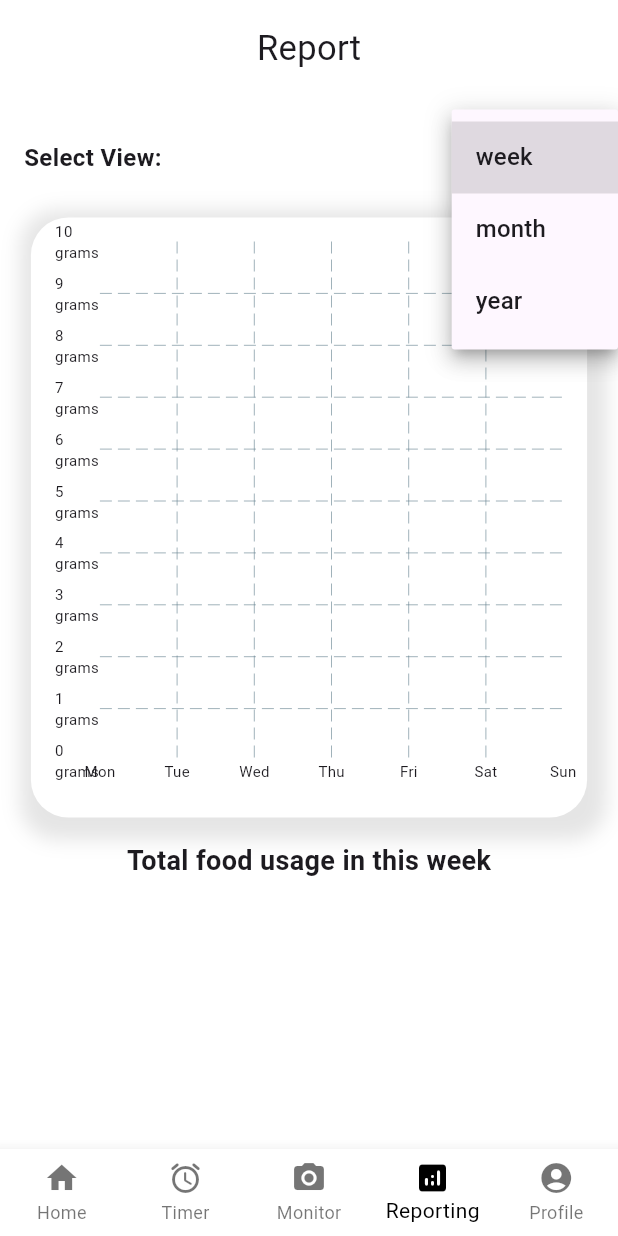
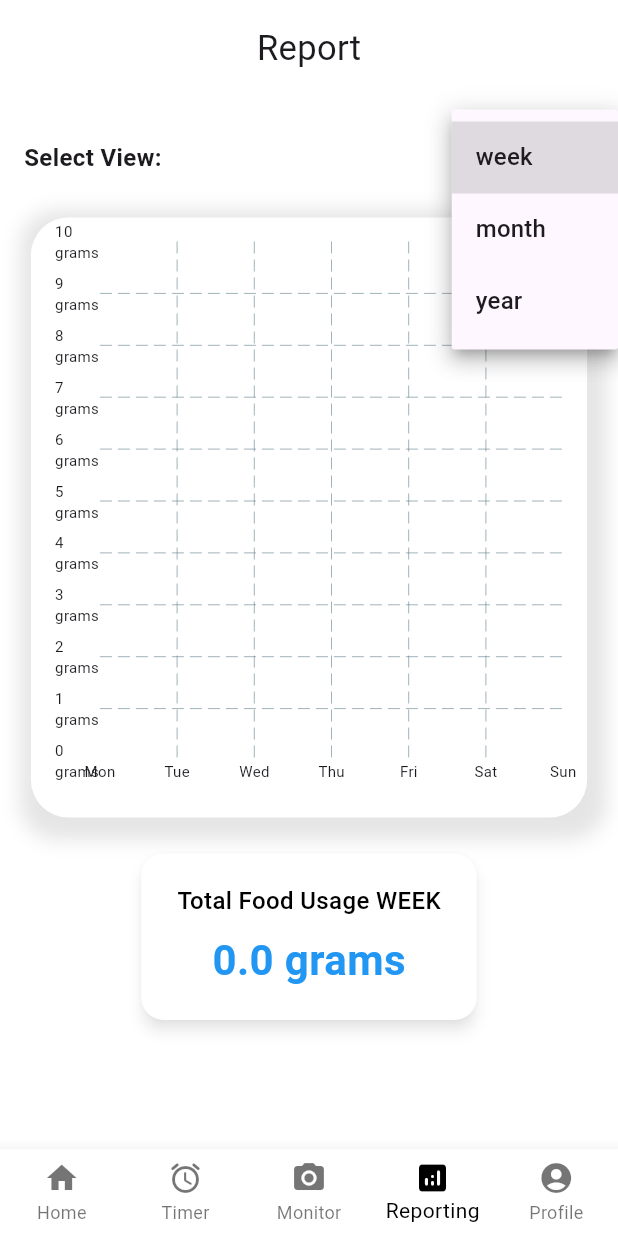
Before and after one commit to Paehkun/autofeed, a Flutter app: the screen it shows once a user with an empty profile is signed in, item 4 of the bottom bar chosen, after a tap on "week", on a phone screen of 412 x 824 dp. Run offline on Flutter 3.47's test engine with Material 3 defaults, Android fonts, the light colour scheme and no system bars; drawn by our look-alikes of fl_chart; our stand-ins replace animated_toggle_switch, awesome_notifications, dropdown_button2, firebase_auth, firebase_core, firebase_database and 2 more; missing offline and left inert: flutter_mjpeg; accounts and stored records are empty.

Commit message:
add ui for food usage

```diff
--- a/lib/screen/report.dart
+++ b/lib/screen/report.dart
@@ -37,6 +37,11 @@ class _ReportScreenState extends State<ReportScreen> {
       List<double> tempMonthlyUsage = List.filled(12, 0);
       List<double> tempWeeklyUsage = List.filled(7, 0);
 
+      DateTime now = DateTime.now();
+      DateTime startOfWeek =
+          now.subtract(Duration(days: now.weekday - 1)); // Monday
+      DateTime endOfWeek = startOfWeek.add(const Duration(days: 6));
+
       logs.forEach((key, value) {
         if (value != null &&
             value['food_dispensed'] != null &&
@@ -50,8 +55,15 @@ class _ReportScreenState extends State<ReportScreen> {
             int month = feedDate.month - 1;
             int weekday = feedDate.weekday - 1;
 
+            // Monthly usage (no change)
             tempMonthlyUsage[month] += foodUsed;
-            tempWeeklyUsage[weekday] += foodUsed;
+
+            // Weekly usage (only if within current week)
+            if (feedDate.isAfter(
+                    startOfWeek.subtract(const Duration(seconds: 1))) &&
+                feedDate.isBefore(endOfWeek.add(const Duration(days: 1)))) {
+              tempWeeklyUsage[weekday] += foodUsed;
+            }
           }
         }
       });
@@ -61,7 +73,7 @@ class _ReportScreenState extends State<ReportScreen> {
         weeklyUsage = tempWeeklyUsage;
       });
 
-      await updateChartData(); // Call after data is ready
+      await updateChartData();
     }
   }
 
@@ -117,6 +129,29 @@ class _ReportScreenState extends State<ReportScreen> {
           return FlSpot(index.toDouble(), monthlyUsage[index] / 1000);
         });
       });
+    }
+  }
+
+  // Calculate the total usage based on selected filter
+  double getTotalFoodUsage() {
+    if (selectedFilter == "week") {
+      return weeklyUsage.reduce((a, b) => a + b);
+    } else if (selectedFilter == "month") {
+      // Multiply by 1000 because chartData stores in kg
+      return chartData.map((spot) => spot.y * 1000).reduce((a, b) => a + b);
+    } else if (selectedFilter == "year") {
+      return monthlyUsage.reduce((a, b) => a + b);
+    }
+    return 0;
+  }
+
+// Format the total usage as text
+  String getFormattedTotalUsage() {
+    double total = getTotalFoodUsage();
+    if (selectedFilter == "year") {
+      return "${(total / 1000).toStringAsFixed(2)} kg";
+    } else {
+      return "${total.toStringAsFixed(1)} grams";
     }
   }
 
@@ -314,12 +349,39 @@ class _ReportScreenState extends State<ReportScreen> {
                   ),
                 ),
                 Padding(
-                  padding: const EdgeInsets.all(16.0),
-                  child: Center(
-                    child: Text(
-                      'Total food usage in this $selectedFilter',
-                      style: const TextStyle(
-                          fontSize: 18, fontWeight: FontWeight.bold),
+                  padding: const EdgeInsets.symmetric(
+                      horizontal: 16.0, vertical: 20),
+                  child: Card(
+                    shape: RoundedRectangleBorder(
+                      borderRadius: BorderRadius.circular(15),
+                    ),
+                    elevation: 4,
+                    color: Colors.white,
+                    shadowColor: Colors.grey.withOpacity(0.3),
+                    child: Padding(
+                      padding: const EdgeInsets.symmetric(
+                          horizontal: 24, vertical: 20),
+                      child: Column(
+                        children: [
+                          Text(
+                            'Total Food Usage ${selectedFilter.toUpperCase()}',
+                            style: const TextStyle(
+                              fontSize: 16,
+                              fontWeight: FontWeight.w500,
+                              color: Colors.black,
+                            ),
+                          ),
+                          const SizedBox(height: 8),
+                          Text(
+                            getFormattedTotalUsage(),
+                            style: const TextStyle(
+                              fontSize: 28,
+                              fontWeight: FontWeight.bold,
+                              color: Colors.blue,
+                            ),
+                          ),
+                        ],
+                      ),
                     ),
                   ),
                 ),
```
